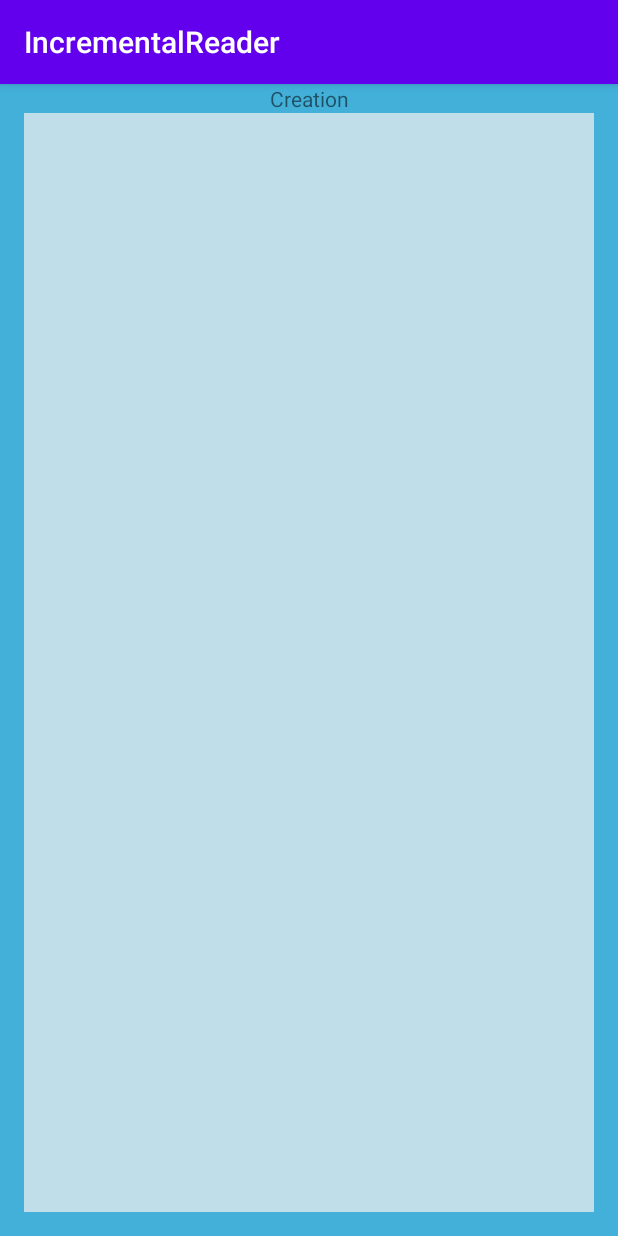
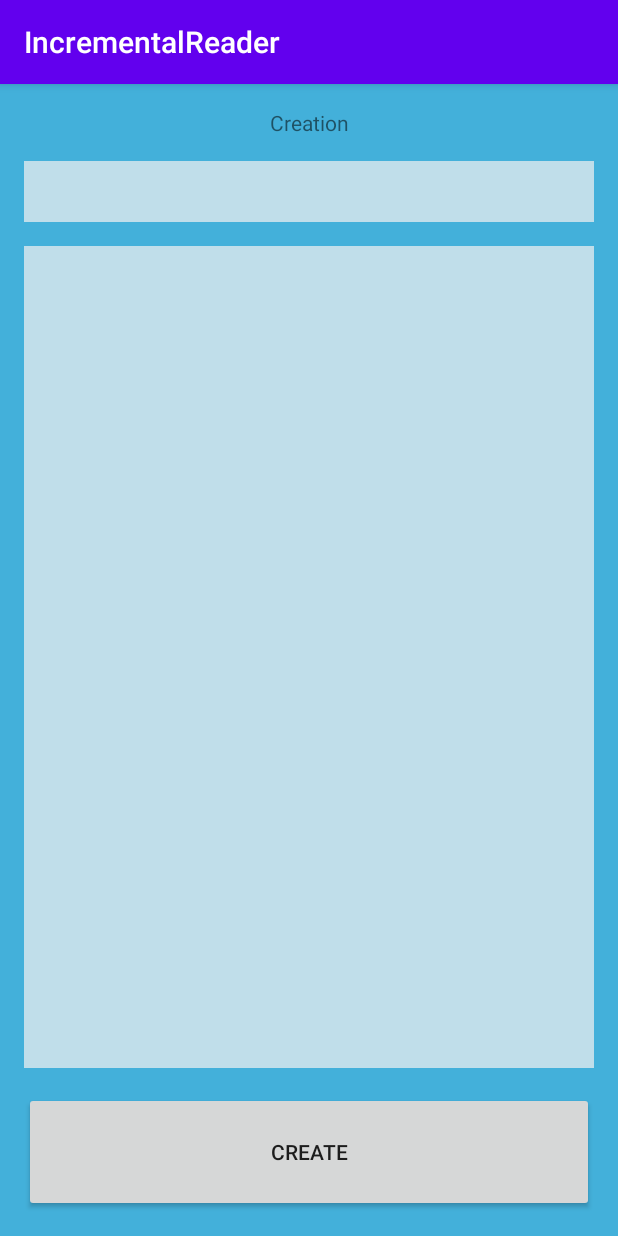
Before and after one commit to daniil-shevtsov/incremental-reader, an Android app: the screen it shows after launch (MainActivity), after a tap on "CREATION", on a phone screen of 412 x 824 dp. Run offline under Robolectric (Android 15) with nearby library versions, the phone set to English and light mode, and no system bars.

Commit message:
Add creating item

```diff
--- a/app/src/main/java/shevtsov/daniil/incrementalreader/creation/CreationFragment.kt
+++ b/app/src/main/java/shevtsov/daniil/incrementalreader/creation/CreationFragment.kt
@@ -3,10 +3,15 @@ package shevtsov.daniil.incrementalreader.creation
 import android.content.Context
 import android.os.Bundle
 import android.view.View
+import android.widget.EditText
 import androidx.core.widget.doAfterTextChanged
 import androidx.fragment.app.Fragment
 import androidx.fragment.app.viewModels
 import androidx.lifecycle.ViewModelProvider
+import androidx.lifecycle.lifecycleScope
+import com.google.android.material.snackbar.Snackbar
+import kotlinx.coroutines.flow.collect
+import kotlinx.coroutines.launch
 import shevtsov.daniil.incrementalreader.R
 import shevtsov.daniil.incrementalreader.core.IncrementalReaderApplication
 import shevtsov.daniil.incrementalreader.core.util.viewLifecycleLazy
@@ -34,25 +39,41 @@ class CreationFragment : Fragment(R.layout.fragment_creation) {
     override fun onViewCreated(view: View, savedInstanceState: Bundle?) {
         binding.initViews()
 
-//        viewLifecycleOwner.lifecycleScope.launch {
-//            viewModel.events.collect { event -> handleEvent(event) }
-//        }
-
-    }
-
-    private fun FragmentCreationBinding.initViews() {
-        with(creationEditText) {
-            doAfterTextChanged { editable ->
-                viewModel.onTextEntered(text = editable.toString())
-            }
-
-            setOnFocusChangeListener { v, hasFocus ->
-                if (!hasFocus) {
-                    viewModel.onSaveText()
-                }
-            }
+        viewLifecycleOwner.lifecycleScope.launch {
+            viewModel.events.collect { event -> handleEvent(event) }
         }
 
     }
 
+    private fun handleEvent(event: CreationScreenEvent) {
+        when (event) {
+            is CreationScreenEvent.ShowItemSaved -> showItemSavedToast(itemName = event.itemName)
+        }
+    }
+
+    private fun showItemSavedToast(itemName: String) {
+        val message = getString(R.string.item_created_message, itemName)
+        Snackbar.make(requireView(), message, Snackbar.LENGTH_SHORT).show()
+    }
+
+    private fun FragmentCreationBinding.initViews() {
+        creationItemNameEditText.setListeners(
+            textEnteredAction = viewModel::onNameEntered,
+        )
+
+        creationItemContentEditText.setListeners(
+            textEnteredAction = viewModel::onContentEntered,
+        )
+
+        creationCreateButton.setOnClickListener { viewModel.onSaveContent() }
+    }
+
+    private fun EditText.setListeners(
+        textEnteredAction: (text: String) -> Unit
+    ) {
+        doAfterTextChanged { editable ->
+            textEnteredAction.invoke(editable.toString())
+        }
+    }
+
 }
--- a/app/src/main/java/shevtsov/daniil/incrementalreader/main/MainEvent.kt
+++ /dev/null
@@ -1,11 +0,0 @@
-package shevtsov.daniil.incrementalreader.main
-
-sealed class MainEvent {
-
-    object OpenCreation : MainEvent()
-
-    object OpenLearning : MainEvent()
-
-    object OpenStructure : MainEvent()
-
-}
--- a/app/src/main/java/shevtsov/daniil/incrementalreader/main/MainFragment.kt
+++ b/app/src/main/java/shevtsov/daniil/incrementalreader/main/MainFragment.kt
@@ -49,11 +49,11 @@ class MainFragment : Fragment(R.layout.fragment_main) {
         openStructureButton.setOnClickListener { viewModel.onOpenStructure() }
     }
 
-    private fun handleEvent(event: MainEvent) {
+    private fun handleEvent(event: MainScreenEvent) {
         when (event) {
-            is MainEvent.OpenCreation -> openCreation()
-            is MainEvent.OpenLearning -> openLearning()
-            is MainEvent.OpenStructure -> openStructure()
+            is MainScreenEvent.OpenCreation -> openCreation()
+            is MainScreenEvent.OpenLearning -> openLearning()
+            is MainScreenEvent.OpenStructure -> openStructure()
         }
     }
 
--- /dev/null
+++ b/app/src/main/java/shevtsov/daniil/incrementalreader/main/MainScreenEvent.kt
@@ -0,0 +1,11 @@
+package shevtsov.daniil.incrementalreader.main
+
+sealed class MainScreenEvent {
+
+    object OpenCreation : MainScreenEvent()
+
+    object OpenLearning : MainScreenEvent()
+
+    object OpenStructure : MainScreenEvent()
+
+}
--- a/app/src/main/java/shevtsov/daniil/incrementalreader/main/MainViewModel.kt
+++ b/app/src/main/java/shevtsov/daniil/incrementalreader/main/MainViewModel.kt
@@ -11,24 +11,24 @@ class MainViewModel @Inject constructor(
 
 ) : ViewModel() {
 
-    private val _events = MutableSharedFlow<MainEvent>()
+    private val _events = MutableSharedFlow<MainScreenEvent>()
     val events = _events.toImmutable()
 
     fun onOpenCreation() {
         viewModelScope.launch {
-            _events.emit(MainEvent.OpenCreation)
+            _events.emit(MainScreenEvent.OpenCreation)
         }
     }
 
     fun onOpenLearning() {
         viewModelScope.launch {
-            _events.emit(MainEvent.OpenLearning)
+            _events.emit(MainScreenEvent.OpenLearning)
         }
     }
 
     fun onOpenStructure() {
         viewModelScope.launch {
-            _events.emit(MainEvent.OpenStructure)
+            _events.emit(MainScreenEvent.OpenStructure)
         }
     }
 
--- a/app/src/main/res/layout/fragment_creation.xml
+++ b/app/src/main/res/layout/fragment_creation.xml
@@ -1,31 +1,65 @@
 <?xml version="1.0" encoding="utf-8"?>
 <androidx.constraintlayout.widget.ConstraintLayout xmlns:android="http://schemas.android.com/apk/res/android"
     xmlns:app="http://schemas.android.com/apk/res-auto"
+    xmlns:tools="http://schemas.android.com/tools"
     android:layout_width="match_parent"
     android:layout_height="match_parent"
     android:background="@color/creationBackground">
 
     <TextView
-        android:id="@+id/creationTitle"
+        android:id="@+id/creationTitleTextView"
         android:layout_width="0dp"
         android:layout_height="wrap_content"
+        android:layout_marginTop="16dp"
         android:gravity="center"
-        android:text="Creation"
+        android:text="@string/creation_screen_title"
         app:layout_constraintEnd_toEndOf="parent"
         app:layout_constraintStart_toStartOf="parent"
         app:layout_constraintTop_toTopOf="parent" />
 
     <EditText
-        android:id="@+id/creationEditText"
+        android:id="@+id/creationItemNameEditText"
+        android:layout_width="0dp"
+        android:layout_height="wrap_content"
+        android:layout_marginStart="16dp"
+        android:layout_marginTop="16dp"
+        android:layout_marginEnd="16dp"
+        android:layout_marginBottom="16dp"
+        android:background="@color/creationTextField"
+        android:padding="8dp"
+        app:layout_constraintBottom_toTopOf="@id/creationItemContentEditText"
+        app:layout_constraintEnd_toEndOf="parent"
+        app:layout_constraintStart_toStartOf="parent"
+        app:layout_constraintTop_toBottomOf="@id/creationTitleTextView"
+        tools:text="lol kek" />
+
+    <EditText
+        android:id="@+id/creationItemContentEditText"
         android:layout_width="0dp"
         android:layout_height="0dp"
         android:layout_marginStart="16dp"
         android:layout_marginEnd="16dp"
         android:layout_marginBottom="16dp"
         android:background="@color/creationTextField"
+        android:gravity="top"
+        android:padding="8dp"
+        app:layout_constraintBottom_toTopOf="@id/creationCreateButton"
+        app:layout_constraintEnd_toEndOf="parent"
+        app:layout_constraintStart_toStartOf="parent"
+        app:layout_constraintTop_toBottomOf="@id/creationItemNameEditText"
+        tools:text="lol kek cheburek" />
+
+    <Button
+        android:id="@+id/creationCreateButton"
+        android:layout_width="0dp"
+        android:layout_height="80dp"
+        android:layout_marginStart="16dp"
+        android:layout_marginTop="16dp"
+        android:layout_marginEnd="16dp"
+        android:layout_marginBottom="16dp"
+        android:text="@string/creation_screen_create_button_title"
         app:layout_constraintBottom_toBottomOf="parent"
         app:layout_constraintEnd_toEndOf="parent"
-        app:layout_constraintStart_toStartOf="parent"
-        app:layout_constraintTop_toBottomOf="@id/creationTitle" />
+        app:layout_constraintStart_toStartOf="parent" />
 
 </androidx.constraintlayout.widget.ConstraintLayout>
--- a/app/src/main/res/values/strings.xml
+++ b/app/src/main/res/values/strings.xml
@@ -1,6 +1,13 @@
 <resources>
+
     <string name="app_name">IncrementalReader</string>
+
     <string name="main_fragment_structure_button_title">Structure</string>
     <string name="main_fragment_creation_button_title">Creation</string>
     <string name="main_fragment_learning_button_title">Learning</string>
+
+    <string name="creation_screen_create_button_title">Create</string>
+    <string name="creation_screen_title">Creation</string>
+    <string name="item_created_message">Item %s saved</string>
+
 </resources>
```
Also changed, not shown: app/src/main/java/shevtsov/daniil/incrementalreader/creation/CreationScreenEvent.kt (added, +7 -0 lines), app/src/main/java/shevtsov/daniil/incrementalreader/creation/CreationViewModel.kt (+17 -7 lines).
